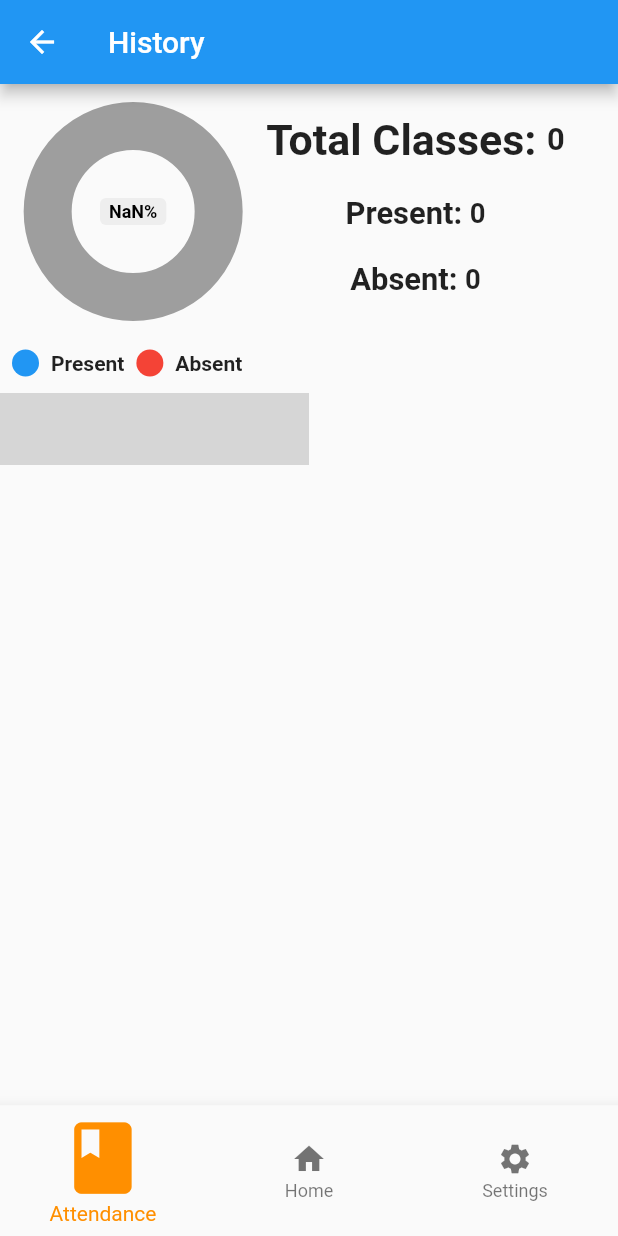
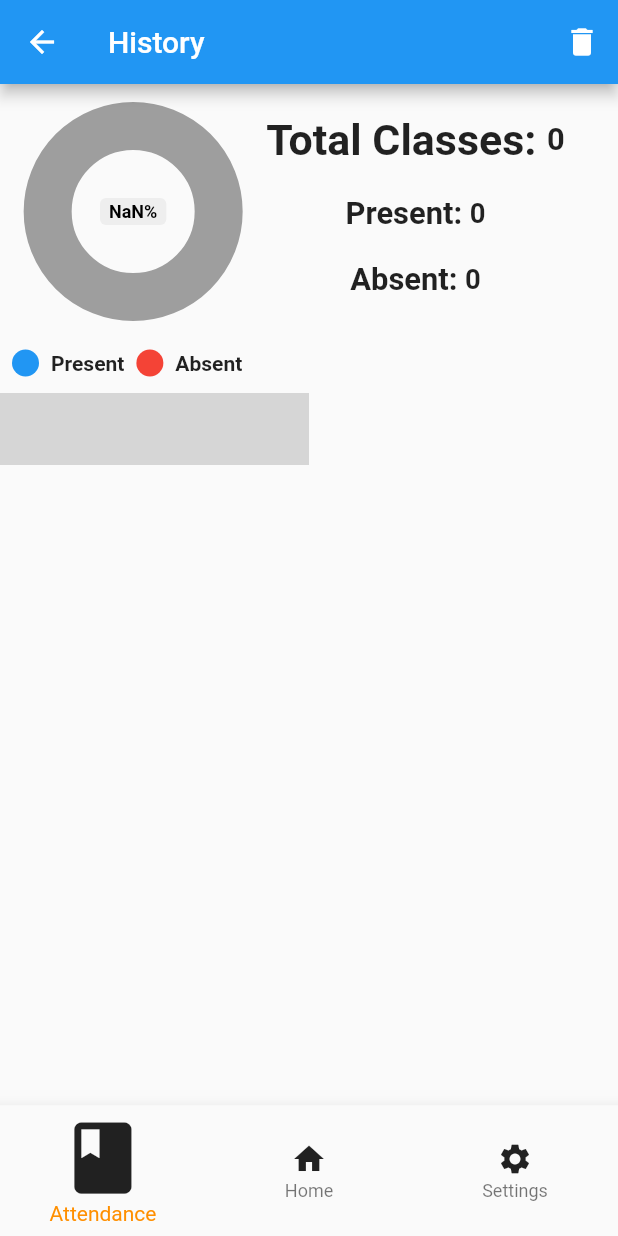
Before and after one commit to vikasvinay/flutter_attendance, a Flutter app: the HistoryPage screen opened directly with empty values, on a phone screen of 412 x 824 dp. Run offline on Flutter 3.47's test engine with Material 2 defaults, Android fonts, the phone set to English and light mode, and no system bars; drawn by our look-alikes of pie_chart; our stand-ins replace cloud_firestore, date_time_picker, equatable, firebase_auth, firebase_core, firebase_storage and 6 more; missing offline and left inert: cloud_firestore_web, date_time_format, firebase_auth_web, firebase_core_web, firebase_storage_web, image_picker_for_web and 1 more; accounts and stored records are empty; grey boxes are pictures that could not be loaded.

Commit message:
24-6-21=> fixed register error , added delete button in subject and logs

```diff
--- a/lib/bloc/add_log/log_bloc.dart
+++ b/lib/bloc/add_log/log_bloc.dart
@@ -26,6 +26,9 @@ class LogBloc extends Bloc<LogEvent, LogState> {
     } else if (event is LogSubjectAdd) {
       await logRepository.logSubjectAdd(subjectName: event.subjectName);
       yield Loginitial();
+    } else if (event is DeleteLogs) {
+      await logRepository.deleteLogs(userId: event.userId);
+      yield LogsDeleted();
     }
   }
 }
--- a/lib/bloc/add_log/log_event.dart
+++ b/lib/bloc/add_log/log_event.dart
@@ -14,6 +14,8 @@ abstract class LogEvent extends Equatable {
   factory LogEvent.addSubject(String subjectName) =>
       LogSubjectAdd(subjectName: subjectName);
 
+      factory LogEvent.deleteLogs(String userId) => DeleteLogs(userId: userId);
+
   @override
   List<Object> get props => [];
 }
@@ -27,7 +29,7 @@ class LogSubjectAdd extends LogEvent {
   final String subjectName;
   LogSubjectAdd({required this.subjectName});
   @override
-  List<Object> get props => [];
+  List<String> get props => [];
 }
 
 class LogIncrementEvent extends LogEvent {
@@ -49,5 +51,12 @@ class GetAllLogs extends LogEvent {
   final String userId;
   GetAllLogs({required this.userId});
   @override
-  List<Object> get props => [userId];
+  List<String> get props => [userId];
 }
+
+class DeleteLogs extends LogEvent {
+  final String userId;
+  DeleteLogs({required this.userId});
+  @override
+  List<String> get props => [userId];
+}
--- a/lib/bloc/add_log/log_state.dart
+++ b/lib/bloc/add_log/log_state.dart
@@ -9,3 +9,5 @@ class LogIncrementState extends LogState{}
 class GotLogs extends LogState{}
 
 class Loginitial extends LogState{}
+
+class LogsDeleted extends LogState{}
--- a/lib/bloc/add_subject/subject_state.dart
+++ b/lib/bloc/subject/subject_state.dart
@@ -7,6 +7,7 @@ abstract class SubjectState {
   factory SubjectState.changeState() => ChangedSubjectAttendance();
   factory SubjectState.initialState() => SubjectInitalState();
   factory SubjectState.editedState() => SubjectEdited();
+  factory SubjectState.deleteSubject() => SubjectDeleted();
 }
 
 class EmptyState extends SubjectState {}
@@ -16,3 +17,5 @@ class ChangedSubjectAttendance extends SubjectState {}
 class SubjectInitalState extends SubjectState {}
 
 class SubjectEdited extends SubjectState {}
+
+class SubjectDeleted extends SubjectState {}
--- a/lib/ui/common/common.dart
+++ b/lib/ui/common/common.dart
@@ -84,22 +84,37 @@ class CommonWidget {
         BottomNavigationBarItem(
           activeIcon: Icon(
             Icons.book,
+            color: Theme.of(context).iconTheme.color,
             size: 50.r,
           ),
-          icon: Icon(Icons.book),
+          icon: Icon(
+            Icons.book,
+            color: Theme.of(context).iconTheme.color,
+          ),
           label: 'Attendance',
         ),
         BottomNavigationBarItem(
-          activeIcon: Icon(Icons.home, size: 50.r),
-          icon: Icon(Icons.home),
+          activeIcon: Icon(
+            Icons.home,
+            size: 50.r,
+            color: Theme.of(context).iconTheme.color,
+          ),
+          icon: Icon(
+            Icons.home,
+            color: Theme.of(context).iconTheme.color,
+          ),
           label: 'Home',
         ),
         BottomNavigationBarItem(
           activeIcon: Icon(
             Icons.person,
+            color: Theme.of(context).iconTheme.color,
             size: 50.r,
           ),
-          icon: Icon(Icons.settings),
+          icon: Icon(
+            Icons.settings,
+            color: Theme.of(context).iconTheme.color,
+          ),
           label: 'Settings',
         ),
       ],
--- a/lib/ui/common/history.dart
+++ b/lib/ui/common/history.dart
@@ -1,9 +1,11 @@
+import 'package:attendance_app/bloc/add_log/log_bloc.dart';
 import 'package:attendance_app/model/logs.dart';
 import 'package:attendance_app/ui/common/common.dart';
 import 'package:cloud_firestore/cloud_firestore.dart';
 import 'package:date_time_format/date_time_format.dart';
 import 'package:firebase_auth/firebase_auth.dart';
 import 'package:flutter/material.dart';
+import 'package:flutter_bloc/flutter_bloc.dart';
 import 'package:paginate_firestore/paginate_firestore.dart';
 import 'package:pie_chart/pie_chart.dart';
 import 'package:timelines/timelines.dart';
@@ -24,7 +26,7 @@ class HistoryPage extends StatelessWidget {
   var editedTime;
   String? rawTime;
   final CommonWidget _commonWidget = CommonWidget();
-  final int pageIndex =0;
+  final int pageIndex = 0;
   @override
   Widget build(BuildContext context) {
     Map<String, double> dataMap = {
@@ -35,8 +37,19 @@ class HistoryPage extends StatelessWidget {
     return Scaffold(
       appBar: AppBar(
         title: Text('History'),
+        actions: userId == FirebaseAuth.instance.currentUser!.uid
+            ? [
+                IconButton(
+                    onPressed: () {
+                      _deleteLogs(context);
+                    },
+                    icon: Icon(Icons.delete))
+              ]
+            : null,
       ),
-      bottomNavigationBar: userId == FirebaseAuth.instance.currentUser!.uid ? _commonWidget.bottomNavBar(context:context, pageIndex:pageIndex): null,
+      bottomNavigationBar: userId == FirebaseAuth.instance.currentUser!.uid
+          ? _commonWidget.bottomNavBar(context: context, pageIndex: pageIndex)
+          : null,
       body: ListView(
         shrinkWrap: true,
         children: [
@@ -45,7 +58,7 @@ class HistoryPage extends StatelessWidget {
             child: Row(
               children: [
                 Padding(
-                  padding: const EdgeInsets.only(top:20),
+                  padding: const EdgeInsets.only(top: 20),
                   child: PieChart(
                     dataMap: dataMap,
                     animationDuration: Duration(milliseconds: 800),
@@ -121,7 +134,9 @@ class HistoryPage extends StatelessWidget {
                           )
                         ],
                       ),
-                      SizedBox(height: 20.h,)
+                      SizedBox(
+                        height: 20.h,
+                      )
                     ],
                   ),
                 )
@@ -203,4 +218,9 @@ class HistoryPage extends StatelessWidget {
       ),
     );
   }
+
+  _deleteLogs(BuildContext context) {
+    BlocProvider.of<LogBloc>(context)
+        .add(LogEvent.deleteLogs(FirebaseAuth.instance.currentUser!.uid));
+  }
 }
--- a/lib/ui/mentor/add_attendance.dart
+++ b/lib/ui/mentor/add_attendance.dart
@@ -1,11 +1,8 @@
 import 'package:attendance_app/bloc/add_log/log_bloc.dart';
-import 'package:attendance_app/bloc/add_subject/subject_bloc.dart';
-// import 'package:attendance_app/bloc/mentor/mentor_bloc.dart';
+import 'package:attendance_app/bloc/subject/subject_bloc.dart';
 import 'package:attendance_app/model/student_model.dart';
 import 'package:attendance_app/repository/mentor_repository.dart';
 import 'package:attendance_app/routing/fluro_route.dart';
-import 'package:attendance_app/routing/navigator.dart';
-import 'package:attendance_app/routing/page_name.dart';
 import 'package:attendance_app/ui/common/common.dart';
 import 'package:date_time_picker/date_time_picker.dart';
 import 'package:flutter/material.dart';
--- a/lib/ui/mentor/mentor_home.dart
+++ b/lib/ui/mentor/mentor_home.dart
@@ -117,6 +117,8 @@ class _MentorHomeState extends State<MentorHome> {
                     title: Text("Log out"),
                     onTap: () {
                       _authBloc.add(LogOut());
+                      _themeBloc
+                          .add(ChangeThemeEvent(appTheme: AppTheme.values[0]));
                     },
                   ),
                   Divider(),
@@ -141,7 +143,8 @@ class _MentorHomeState extends State<MentorHome> {
                     query: FirebaseFirestore.instance
                         .collection('users')
                         .where('enrolled_subjects',
-                            arrayContainsAny: _fetch.mentorModel.subjectName!).where('type', isEqualTo: 'STUDENT')
+                            arrayContainsAny: _fetch.mentorModel.subjectName!)
+                        .where('type', isEqualTo: 'STUDENT')
                         .orderBy('name', descending: true),
                     itemBuilder: (int, context, DocumentSnapshot doc) {
                       if (state.mentorModel.uid! != doc.get('uid')) {
--- a/lib/ui/student/settings.dart
+++ b/lib/ui/student/settings.dart
@@ -136,6 +136,8 @@ class _SettingsState extends State<Settings> {
                   title: Text("Log out"),
                   onTap: () {
                     _authBloc.add(LogOut());
+                    _themeBloc.add(
+                              ChangeThemeEvent(appTheme: AppTheme.values[0]));
                   },
                 ),
                 Divider(),
```
Also changed, not shown: lib/bloc/auth/auth_bloc.dart (+8 -4 lines), lib/bloc/subject/subject_bloc.dart (renamed from lib/bloc/add_subject/subject_bloc.dart, +16 -8 lines), lib/bloc/subject/subject_event.dart (renamed from lib/bloc/add_subject/subject_event.dart, +14 -3 lines), lib/main.dart (+54 -5 lines), lib/repository/log_repository.dart (+17 -3 lines), lib/repository/subject_repository.dart (+22 -6 lines), lib/ui/login.dart (+8 -6 lines), lib/ui/signup.dart (+9 -7 lines), lib/ui/student/student_home.dart (+135 -90 lines), 1 other file. Lines whose indentation alone changed are shown as unchanged.
